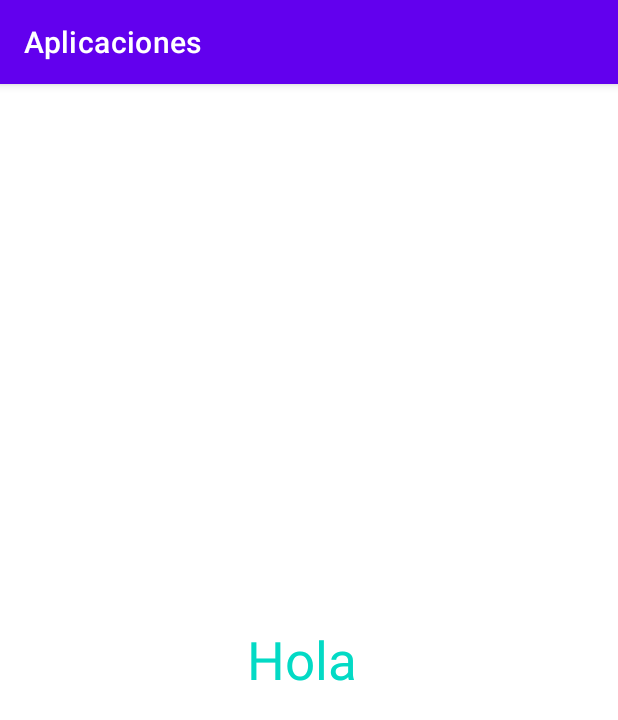
After one commit to eulogioep/curso_android_2024, an Android app: the ResultActivity screen opened directly, with no data from a screen before it, on a phone screen of 412 x 824 dp. The commit adds this screen. Shown: the top 720 px of the screen. Run offline under Robolectric (Android 15) with nearby library versions, the phone set to English and light mode, and no system bars.

Commit message:
Primera App finalizada.

```diff
--- /dev/null
+++ b/Aplicaciones/app/src/main/java/com/eulogioep/aplicaciones/firstapp/ResultActivity.kt
@@ -0,0 +1,29 @@
+package com.eulogioep.aplicaciones.firstapp
+
+import android.os.Bundle
+import android.widget.TextView
+import androidx.activity.enableEdgeToEdge
+import androidx.appcompat.app.AppCompatActivity
+import androidx.core.view.ViewCompat
+import androidx.core.view.WindowInsetsCompat
+import com.eulogioep.aplicaciones.R
+
+class ResultActivity : AppCompatActivity() {
+    override fun onCreate(savedInstanceState: Bundle?) {
+        super.onCreate(savedInstanceState)
+        enableEdgeToEdge()
+        setContentView(R.layout.activity_result)
+        ViewCompat.setOnApplyWindowInsetsListener(findViewById(R.id.main)) { v, insets ->
+            val systemBars = insets.getInsets(WindowInsetsCompat.Type.systemBars())
+            v.setPadding(systemBars.left, systemBars.top, systemBars.right, systemBars.bottom)
+            insets
+        }
+
+        val tvResult = findViewById<TextView>(R.id.tvResult)
+        val name: String = intent.extras?.getString("EXTRA_NAME").orEmpty()
+
+        tvResult.text = "Hola $name"
+
+
+    }
+}
--- /dev/null
+++ b/Aplicaciones/app/src/main/res/layout/activity_result.xml
@@ -0,0 +1,21 @@
+<?xml version="1.0" encoding="utf-8"?>
+<FrameLayout xmlns:android="http://schemas.android.com/apk/res/android"
+    xmlns:app="http://schemas.android.com/apk/res-auto"
+    xmlns:tools="http://schemas.android.com/tools"
+    android:id="@+id/main"
+    android:layout_width="match_parent"
+    android:layout_height="match_parent"
+    tools:context=".firstapp.ResultActivity">
+
+    <TextView
+        android:id="@+id/tvResult"
+        android:layout_width="wrap_content"
+        android:layout_height="wrap_content"
+        android:layout_gravity="center"
+        android:textColor="@color/teal_200"
+        android:textSize="35sp"
+        tools:text="prueba"
+
+        />
+
+</FrameLayout>
```
Also changed, not shown: Aplicaciones/app/src/main/AndroidManifest.xml (+8 -1 lines), Aplicaciones/app/src/main/java/com/eulogioep/aplicaciones/MenuActivity.kt (added, +20 -0 lines), Aplicaciones/app/src/main/java/com/eulogioep/aplicaciones/firstapp/FirstAppActivity.kt (+22 -0 lines), Aplicaciones/app/src/main/res/layout/activity_first_app.xml (+41 -2 lines), Aplicaciones/app/src/main/res/layout/activity_menu.xml (added, +10 -0 lines).
